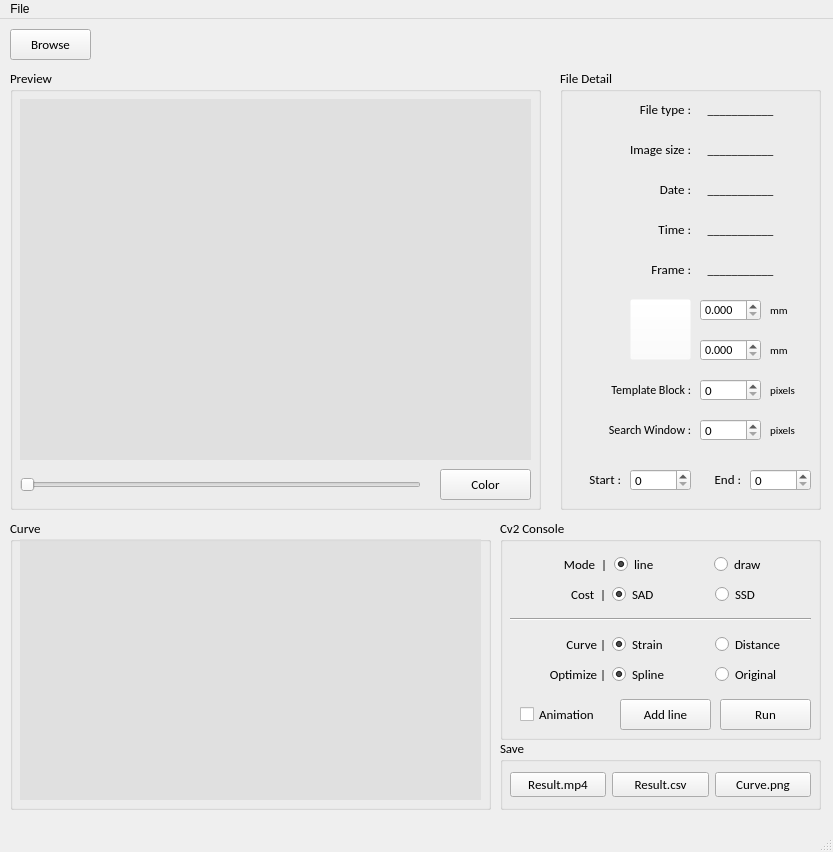
The window that tool/main.ui (doraduan12/Speckle_Tracking) describes before a commit, drawn with Qt 5.
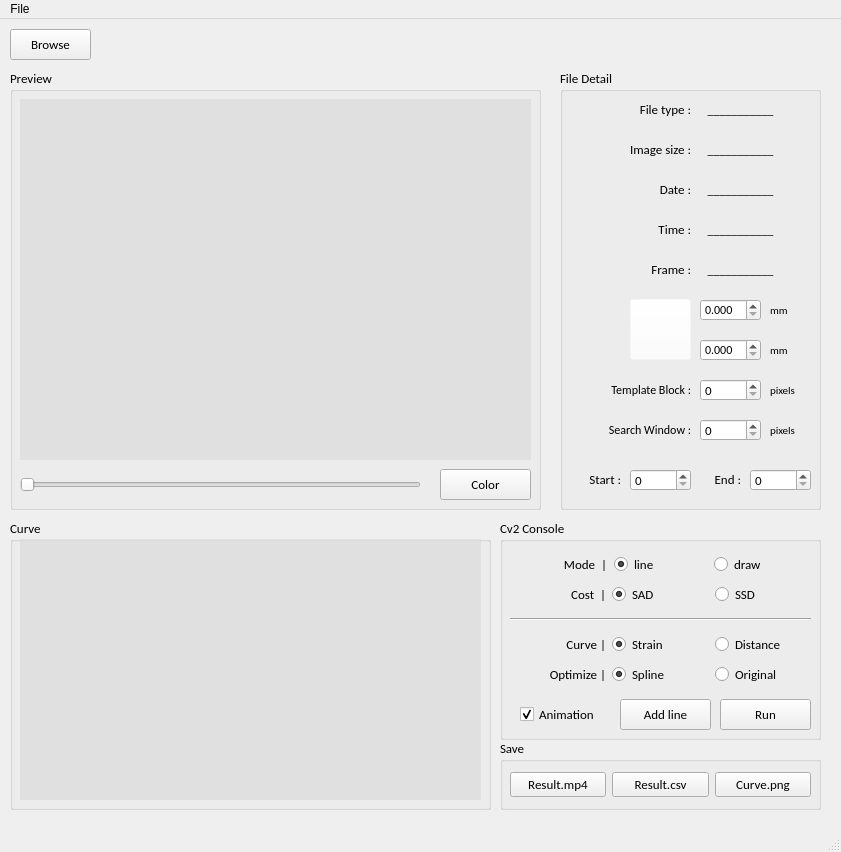
The same window after the commit.

```diff
--- a/tool/main.ui
+++ b/tool/main.ui
@@ -6,7 +6,7 @@
    <rect>
     <x>0</x>
     <y>0</y>
-    <width>833</width>
+    <width>841</width>
     <height>852</height>
    </rect>
   </property>
@@ -990,6 +990,9 @@
      </layout>
     </widget>
     <widget class="QCheckBox" name="checkBox_Animation">
+     <property name="enabled">
+      <bool>true</bool>
+     </property>
      <property name="geometry">
       <rect>
        <x>20</x>
@@ -1001,6 +1004,9 @@
      <property name="text">
       <string>Animation</string>
      </property>
+     <property name="checked">
+      <bool>true</bool>
+     </property>
     </widget>
     <widget class="QLabel" name="label_NULL">
      <property name="geometry">
@@ -1265,7 +1271,7 @@
     <rect>
      <x>0</x>
      <y>0</y>
-     <width>833</width>
+     <width>841</width>
      <height>25</height>
     </rect>
    </property>
```
Left out of the diff: 113 changed lines with no effect on the pictures.
